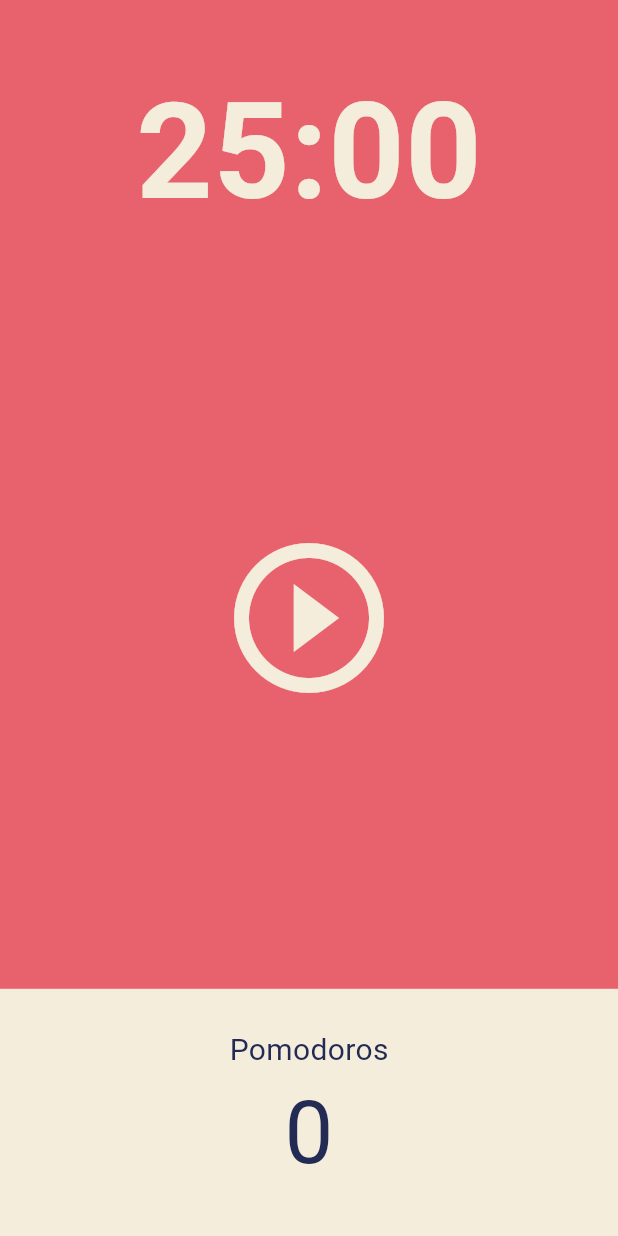
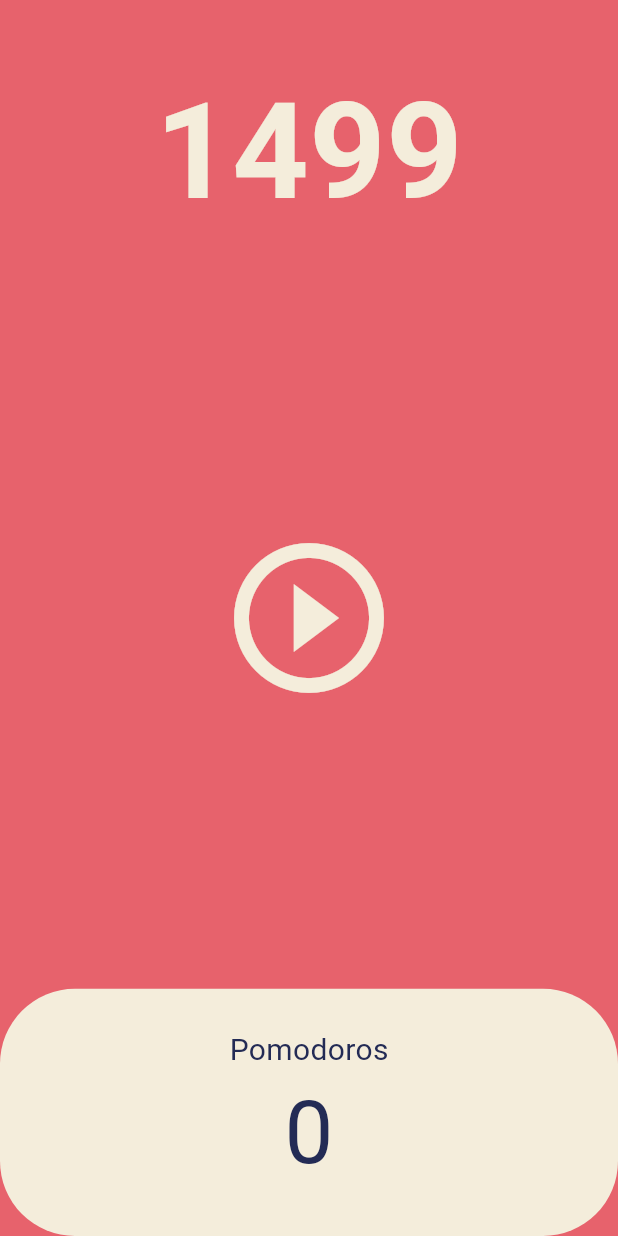
Before and after one commit to de-quei/flutter_pomodoro_prac, a Flutter app: the screen it shows after launch, after a tap on the "play circle outline" icon, on a phone screen of 412 x 824 dp. Run offline on Flutter 3.47's test engine with Material 3 defaults, Android fonts, the phone set to English and light mode, and no system bars.

Commit message:
타이머 기능 작동 (초 단위)

```diff
--- a/lib/screens/home_screen.dart
+++ b/lib/screens/home_screen.dart
@@ -1,3 +1,5 @@
+import 'dart:async';
+
 import 'package:flutter/material.dart';
 
 class HomeScreen extends StatefulWidget {
@@ -8,6 +10,24 @@ class HomeScreen extends StatefulWidget {
 }
 
 class _HomeScreenState extends State<HomeScreen> {
+  int totalSeconds = 1500; // 25분을 초로 환산하면 1500초
+  late Timer timer; // late modifier : property를 당장 초기화 하지 않아도 됨을 의미
+
+  // onTick 함수는 State를 변경함.
+  void onTick(Timer timer) {
+    setState(() {
+      totalSeconds = totalSeconds - 1;
+    });
+  }
+
+  void onStartPressed() {
+    // Timer.periodic(duration(주기), (timer) { })
+    // timer 함수를 주기별로 실행함을 의미. 주기는 마음대로 지정할 수 있음.
+    // 함수를 넣을 때 괄호를 넣지 않는 것을 기억하기! (타이머가 알아서 괄호의 역할을 수행해줌)
+    timer = Timer.periodic(const Duration(seconds: 1), onTick);
+    // Timer는 1초에 한번씩 onTick 함수를 실행.
+  }
+
   @override
   Widget build(BuildContext context) {
     return Scaffold(
@@ -22,7 +42,7 @@ class _HomeScreenState extends State<HomeScreen> {
             child: Container(
               alignment: Alignment.bottomCenter,
               child: Text(
-                '25:00',
+                '$totalSeconds',
                 style: TextStyle(
                   color: Theme.of(context).cardColor,
                   fontSize: 89,
@@ -37,7 +57,7 @@ class _HomeScreenState extends State<HomeScreen> {
               child: IconButton(
                 iconSize: 120,
                 color: Theme.of(context).cardColor,
-                onPressed: () {},
+                onPressed: onStartPressed,
                 icon: const Icon(Icons.play_circle_outline),
               ),
             ),
@@ -51,8 +71,11 @@ class _HomeScreenState extends State<HomeScreen> {
                   //Expended : 위젯을 확장시켜주는 역할
                   child: Container(
                     //컨테이너만 설정하면 텍스트가 들어간 컨테이너가 BottomCenter에만 자리를 차지함.
-                    decoration:
-                        BoxDecoration(color: Theme.of(context).cardColor),
+                    decoration: BoxDecoration(
+                      color: Theme.of(context).cardColor,
+                      borderRadius: BorderRadius.circular(50),
+                    ),
+
                     child: Column(
                       mainAxisAlignment: MainAxisAlignment.center,
                       children: [
```
